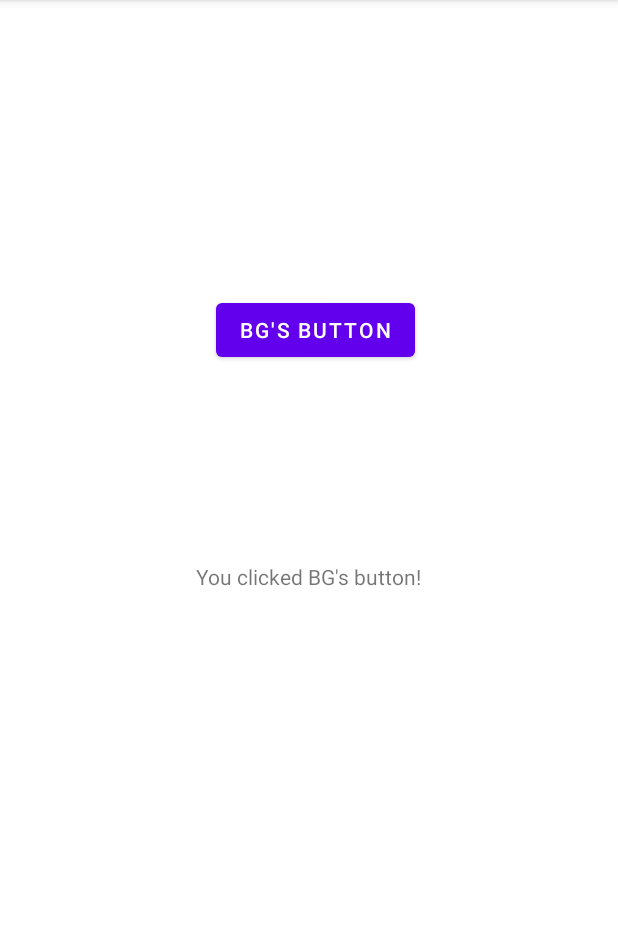
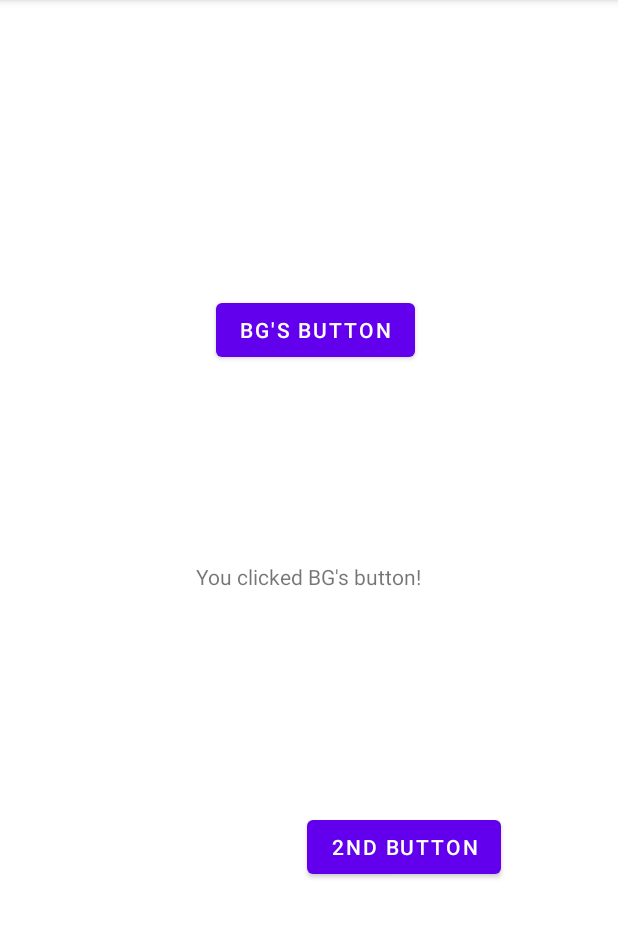
Before and after one commit to bbam901/ButtonWiInnerClass, an Android app: the screen it shows after launch (MainActivity), after a tap on "BG'S BUTTON", on a phone screen of 412 x 824 dp, the part 84-1022 px from its top. Run offline under Robolectric (Android 15) with nearby library versions, the phone set to English and light mode, and no system bars.

Commit message:
added 2nd button new inner class

```diff
--- a/app/src/main/java/com/example/buttonwiinnerclass/MainActivity.java
+++ b/app/src/main/java/com/example/buttonwiinnerclass/MainActivity.java
@@ -3,12 +3,13 @@ package com.example.buttonwiinnerclass;
 import androidx.appcompat.app.AppCompatActivity;
 
 import android.os.Bundle;
+import android.view.View;
 import android.widget.Button;
 import android.widget.TextView;
 
 
 public class MainActivity extends AppCompatActivity {
-    Button mButton1;
+    Button mButton1, mButton2;
     TextView mTextView1;
 
     @Override
@@ -17,8 +18,24 @@ public class MainActivity extends AppCompatActivity {
         setContentView(R.layout.activity_main);
 
         mButton1 = findViewById(R.id.button1);
+        mButton2 = findViewById(R.id.button2);
         mTextView1 = findViewById(R.id.textView1);
 
-        mButton1.setOnClickListener(new MyOnClickListener(this));
+        mButton1.setOnClickListener(new MyOnClickListener());
+        mButton2.setOnClickListener(new MyOnClickListener2());
+    }
+
+    class MyOnClickListener implements View.OnClickListener {
+        @Override
+        public void onClick(View v) {
+            mTextView1.setText("You clicked BG's button!");
+        }
+    }
+
+    private class MyOnClickListener2 implements View.OnClickListener {
+        @Override
+        public void onClick(View view) {
+            mTextView1.setText("You clicked 2nd Button!");
+        }
     }
 }
--- a/app/src/main/java/com/example/buttonwiinnerclass/MyOnClickListener.java
+++ /dev/null
@@ -1,16 +0,0 @@
-package com.example.buttonwiinnerclass;
-
-import android.view.View;
-
-public class MyOnClickListener implements View.OnClickListener {
-    MainActivity mainActivity;
-    public MyOnClickListener(MainActivity mainActivity) {
-        this.mainActivity = mainActivity;
-    }
-
-    @Override
-    public void onClick(View v) {
-        mainActivity.mTextView1.setText("You clicked BG's button!");
-
-    }
-}
--- a/app/src/main/res/layout/activity_main.xml
+++ b/app/src/main/res/layout/activity_main.xml
@@ -26,4 +26,14 @@
         app:layout_constraintStart_toStartOf="parent"
         app:layout_constraintTop_toTopOf="parent" />
 
+    <Button
+        android:id="@+id/button2"
+        android:layout_width="wrap_content"
+        android:layout_height="wrap_content"
+        android:layout_marginEnd="78dp"
+        android:layout_marginBottom="179dp"
+        android:text="2nd Button"
+        app:layout_constraintBottom_toBottomOf="parent"
+        app:layout_constraintEnd_toEndOf="parent" />
+
 </androidx.constraintlayout.widget.ConstraintLayout>
```
